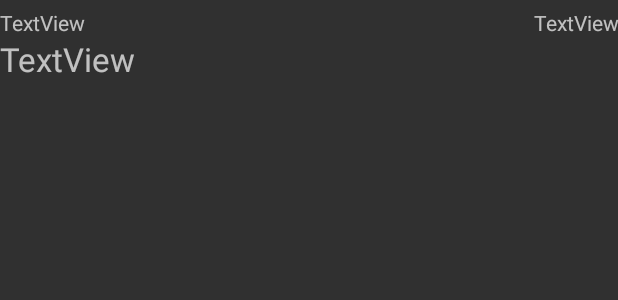
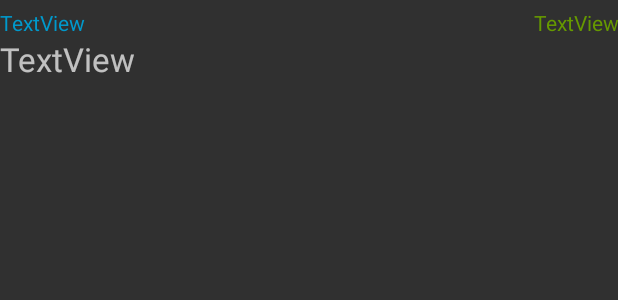
Before and after one commit to NoahBlaaa15/DatenParty-App, an Android app: the layout list_item.xml on its own in the app's theme, with its tools: preview values and no code run, on a phone screen of 412 x 824 dp. Shown: the top 300 px of the screen. Run offline under Robolectric (Android 15) with nearby library versions, the phone set to English and light mode, and no system bars.

Commit message:
Farbe und Überschrift

```diff
--- a/app/src/main/java/datenparty/datenparty/MainActivity.java
+++ b/app/src/main/java/datenparty/datenparty/MainActivity.java
@@ -47,6 +47,7 @@ public class MainActivity extends AppCompatActivity {
                final Artikel listItem = (Artikel)listView.getItemAtPosition(position);
 
                 //alert.setTitle("Do you want to logout?");
+                alert.setTitle(listItem.ueberschrift);
                 alert.setMessage(listItem.inhalt);
 
                 alert.setPositiveButton("Schließen", new DialogInterface.OnClickListener() {
@@ -90,7 +91,7 @@ public class MainActivity extends AppCompatActivity {
 
         public void datenholen(final ArrayAdapter<Artikel> adapter ) throws IOException, ParseException, JSONException {
            // try {
-                Document d = Jsoup.connect("http://maschini.de:5001/alt").get();
+                Document d = Jsoup.connect("http://maschini.de:5001/api").get();
                 JSONParser parser = new JSONParser();
                 final org.json.simple.JSONArray array = (org.json.simple.JSONArray) parser.parse(d.getElementsByTag("body").text());
 
--- a/app/src/main/res/layout/list_item.xml
+++ b/app/src/main/res/layout/list_item.xml
@@ -18,7 +18,8 @@
             android:layout_width="match_parent"
             android:layout_height="wrap_content"
             android:layout_weight="1"
-            android:text="TextView" />
+            android:text="TextView"
+            android:textColor="@android:color/holo_blue_dark" />
 
         <TextView
             android:id="@+id/category"
@@ -26,7 +27,8 @@
             android:layout_height="wrap_content"
             android:layout_weight="1"
             android:text="TextView"
-            android:textAlignment="textEnd" />
+            android:textAlignment="textEnd"
+            android:textColor="@android:color/holo_green_dark" />
     </LinearLayout>
 
     <TextView
```
